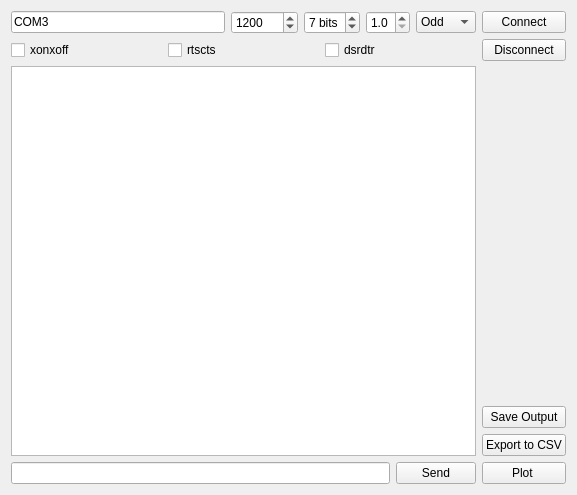
Qt form grom/rs232Widget/rs232Skeleton.ui (hovo1990/GROM) before a commit.
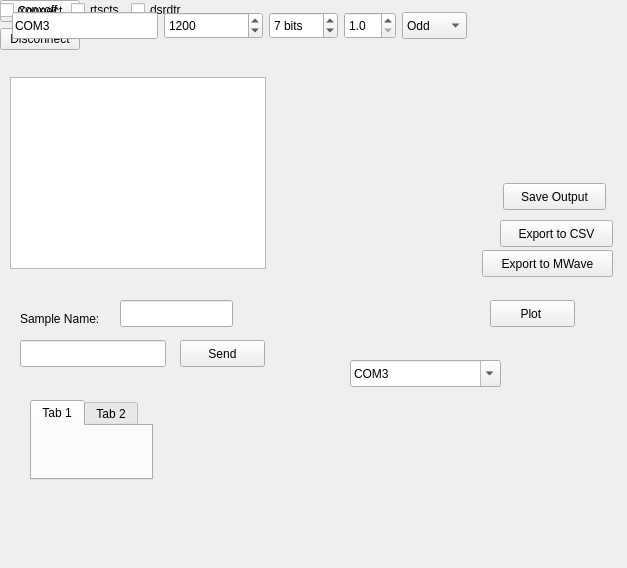
The same form after that commit.

Commit message: MRC mWave export functionality

```diff
--- a/grom/rs232Widget/rs232Skeleton.ui
+++ b/grom/rs232Widget/rs232Skeleton.ui
@@ -6,8 +6,8 @@
    <rect>
     <x>0</x>
     <y>0</y>
-    <width>577</width>
-    <height>495</height>
+    <width>627</width>
+    <height>568</height>
    </rect>
   </property>
   <property name="windowTitle">
@@ -16,214 +16,328 @@
   <property name="toolTip">
    <string>Enable hardware (DSR/DTR) flow control.</string>
   </property>
-  <layout class="QHBoxLayout" name="horizontalLayout">
+  <widget class="QPushButton" name="exportMWaveButton">
+   <property name="geometry">
+    <rect>
+     <x>482</x>
+     <y>250</y>
+     <width>131</width>
+     <height>27</height>
+    </rect>
+   </property>
+   <property name="text">
+    <string>Export to MWave</string>
+   </property>
+  </widget>
+  <widget class="QLabel" name="sampleNameLabel">
+   <property name="geometry">
+    <rect>
+     <x>20</x>
+     <y>310</y>
+     <width>101</width>
+     <height>17</height>
+    </rect>
+   </property>
+   <property name="text">
+    <string>Sample Name:</string>
+   </property>
+  </widget>
+  <widget class="QLineEdit" name="lineEdit">
+   <property name="geometry">
+    <rect>
+     <x>120</x>
+     <y>300</y>
+     <width>113</width>
+     <height>27</height>
+    </rect>
+   </property>
+  </widget>
+  <widget class="QComboBox" name="comboBox">
+   <property name="geometry">
+    <rect>
+     <x>350</x>
+     <y>360</y>
+     <width>151</width>
+     <height>27</height>
+    </rect>
+   </property>
+   <property name="editable">
+    <bool>true</bool>
+   </property>
    <item>
-    <layout class="QVBoxLayout" name="verticalLayout">
-     <item>
-      <layout class="QVBoxLayout" name="paramVerticalLayout">
-       <item>
-        <layout class="QHBoxLayout" name="paramLayout">
-         <item>
-          <widget class="QLineEdit" name="portName">
-           <property name="toolTip">
-            <string>Device name or port number number</string>
-           </property>
-           <property name="text">
-            <string>COM3</string>
-           </property>
-          </widget>
-         </item>
-         <item>
-          <widget class="QSpinBox" name="baudrateSpinbox">
-           <property name="toolTip">
-            <string> Baud rate such as 9600 or 115200 etc</string>
-           </property>
-           <property name="maximum">
-            <number>30000000</number>
-           </property>
-           <property name="value">
-            <number>1200</number>
-           </property>
-          </widget>
-         </item>
-         <item>
-          <widget class="QSpinBox" name="bytesizeSpinbox">
-           <property name="toolTip">
-            <string>Number of data bits. Possible values: FIVEBITS, SIXBITS, SEVENBITS, EIGHTBITS</string>
-           </property>
-           <property name="suffix">
-            <string> bits</string>
-           </property>
-           <property name="prefix">
-            <string/>
-           </property>
-           <property name="minimum">
-            <number>5</number>
-           </property>
-           <property name="maximum">
-            <number>8</number>
-           </property>
-           <property name="value">
-            <number>7</number>
-           </property>
-          </widget>
-         </item>
-         <item>
-          <widget class="QDoubleSpinBox" name="stopBitsSpinBox">
-           <property name="toolTip">
-            <string>Number of stop bits. Possible values: STOPBITS_ONE, STOPBITS_ONE_POINT_FIVE, STOPBITS_TWO</string>
-           </property>
-           <property name="decimals">
-            <number>1</number>
-           </property>
-           <property name="minimum">
-            <double>1.000000000000000</double>
-           </property>
-           <property name="maximum">
-            <double>2.000000000000000</double>
-           </property>
-           <property name="singleStep">
-            <double>0.500000000000000</double>
-           </property>
-          </widget>
-         </item>
-         <item>
-          <widget class="QComboBox" name="parityComboBox">
-           <item>
-            <property name="text">
-             <string>Odd</string>
-            </property>
-           </item>
-           <item>
-            <property name="text">
-             <string>Even</string>
-            </property>
-           </item>
-           <item>
-            <property name="text">
-             <string>None</string>
-            </property>
-           </item>
-          </widget>
-         </item>
-        </layout>
-       </item>
-       <item>
-        <layout class="QHBoxLayout" name="flowControlLayout">
-         <item>
-          <widget class="QCheckBox" name="checkBox">
-           <property name="toolTip">
-            <string>Enable software flow control.</string>
-           </property>
-           <property name="text">
-            <string>xonxoff</string>
-           </property>
-          </widget>
-         </item>
-         <item>
-          <widget class="QCheckBox" name="checkBox_2">
-           <property name="toolTip">
-            <string>Enable hardware (RTS/CTS) flow control.</string>
-           </property>
-           <property name="text">
-            <string>rtscts</string>
-           </property>
-          </widget>
-         </item>
-         <item>
-          <widget class="QCheckBox" name="checkBox_3">
-           <property name="toolTip">
-            <string>Enable hardware (DSR/DTR) flow control.</string>
-           </property>
-           <property name="text">
-            <string>dsrdtr</string>
-           </property>
-          </widget>
-         </item>
-        </layout>
-       </item>
-      </layout>
-     </item>
-     <item>
-      <widget class="QPlainTextEdit" name="outputText"/>
-     </item>
-     <item>
-      <layout class="QHBoxLayout" name="sendCommandLayout">
-       <item>
-        <widget class="QLineEdit" name="commandEdit"/>
-       </item>
-       <item>
-        <widget class="QPushButton" name="commandSendButton">
-         <property name="text">
-          <string>Send</string>
-         </property>
-        </widget>
-       </item>
-      </layout>
-     </item>
-    </layout>
+    <property name="text">
+     <string>COM3</string>
+    </property>
    </item>
    <item>
-    <layout class="QVBoxLayout" name="verticalLayout_2">
-     <item>
-      <layout class="QVBoxLayout" name="connectionLayout">
-       <item>
-        <widget class="QPushButton" name="connectButton">
-         <property name="text">
-          <string>Connect</string>
-         </property>
-        </widget>
-       </item>
-       <item>
-        <widget class="QPushButton" name="disconnectButton">
-         <property name="text">
-          <string>Disconnect</string>
-         </property>
-        </widget>
-       </item>
-      </layout>
-     </item>
-     <item>
-      <spacer name="verticalSpacer">
-       <property name="orientation">
-        <enum>Qt::Vertical</enum>
-       </property>
-       <property name="sizeHint" stdset="0">
-        <size>
-         <width>20</width>
-         <height>98</height>
-        </size>
-       </property>
-      </spacer>
-     </item>
-     <item>
-      <layout class="QVBoxLayout" name="toolsLayout">
-       <item>
-        <widget class="QPushButton" name="saveOutputButton">
-         <property name="text">
-          <string>Save Output</string>
-         </property>
-        </widget>
-       </item>
-       <item>
-        <widget class="QPushButton" name="exportCSVButton">
-         <property name="text">
-          <string>Export to CSV</string>
-         </property>
-        </widget>
-       </item>
-       <item>
-        <widget class="QPushButton" name="plotButton">
-         <property name="text">
-          <string>Plot </string>
-         </property>
-        </widget>
-       </item>
-      </layout>
-     </item>
-    </layout>
+    <property name="text">
+     <string>deb/USB</string>
+    </property>
    </item>
-  </layout>
+  </widget>
+  <widget class="QTabWidget" name="tabWidget">
+   <property name="geometry">
+    <rect>
+     <x>30</x>
+     <y>400</y>
+     <width>123</width>
+     <height>80</height>
+    </rect>
+   </property>
+   <widget class="QWidget" name="tab">
+    <attribute name="title">
+     <string>Tab 1</string>
+    </attribute>
+   </widget>
+   <widget class="QWidget" name="tab_2">
+    <attribute name="title">
+     <string>Tab 2</string>
+    </attribute>
+   </widget>
+  </widget>
+  <widget class="QWidget" name="">
+   <layout class="QVBoxLayout" name="connectionLayout">
+    <item>
+     <widget class="QPushButton" name="connectButton">
+      <property name="text">
+       <string>Connect</string>
+      </property>
+     </widget>
+    </item>
+    <item>
+     <widget class="QPushButton" name="disconnectButton">
+      <property name="text">
+       <string>Disconnect</string>
+      </property>
+     </widget>
+    </item>
+   </layout>
+  </widget>
+  <widget class="QPushButton" name="saveOutputButton">
+   <property name="geometry">
+    <rect>
+     <x>503</x>
+     <y>183</y>
+     <width>103</width>
+     <height>27</height>
+    </rect>
+   </property>
+   <property name="text">
+    <string>Save Output</string>
+   </property>
+  </widget>
+  <widget class="QPushButton" name="exportCSVButton">
+   <property name="geometry">
+    <rect>
+     <x>500</x>
+     <y>220</y>
+     <width>113</width>
+     <height>27</height>
+    </rect>
+   </property>
+   <property name="text">
+    <string>Export to CSV</string>
+   </property>
+  </widget>
+  <widget class="QPushButton" name="plotButton">
+   <property name="geometry">
+    <rect>
+     <x>490</x>
+     <y>300</y>
+     <width>85</width>
+     <height>27</height>
+    </rect>
+   </property>
+   <property name="text">
+    <string>Plot </string>
+   </property>
+  </widget>
+  <widget class="QPlainTextEdit" name="outputText">
+   <property name="geometry">
+    <rect>
+     <x>10</x>
+     <y>77</y>
+     <width>256</width>
+     <height>192</height>
+    </rect>
+   </property>
+  </widget>
+  <widget class="QPushButton" name="commandSendButton">
+   <property name="geometry">
+    <rect>
+     <x>180</x>
+     <y>340</y>
+     <width>85</width>
+     <height>27</height>
+    </rect>
+   </property>
+   <property name="text">
+    <string>Send</string>
+   </property>
+  </widget>
+  <widget class="QLineEdit" name="commandEdit">
+   <property name="geometry">
+    <rect>
+     <x>20</x>
+     <y>340</y>
+     <width>146</width>
+     <height>27</height>
+    </rect>
+   </property>
+  </widget>
+  <widget class="QWidget" name="">
+   <layout class="QHBoxLayout" name="flowControlLayout">
+    <item>
+     <widget class="QCheckBox" name="checkBox">
+      <property name="toolTip">
+       <string>Enable software flow control.</string>
+      </property>
+      <property name="text">
+       <string>xonxoff</string>
+      </property>
+     </widget>
+    </item>
+    <item>
+     <widget class="QCheckBox" name="checkBox_2">
+      <property name="toolTip">
+       <string>Enable hardware (RTS/CTS) flow control.</string>
+      </property>
+      <property name="text">
+       <string>rtscts</string>
+      </property>
+     </widget>
+    </item>
+    <item>
+     <widget class="QCheckBox" name="checkBox_3">
+      <property name="toolTip">
+       <string>Enable hardware (DSR/DTR) flow control.</string>
+      </property>
+      <property name="text">
+       <string>dsrdtr</string>
+      </property>
+     </widget>
+    </item>
+   </layout>
+  </widget>
+  <widget class="QComboBox" name="parityComboBox">
+   <property name="geometry">
+    <rect>
+     <x>402</x>
+     <y>12</y>
+     <width>65</width>
+     <height>27</height>
+    </rect>
+   </property>
+   <item>
+    <property name="text">
+     <string>Odd</string>
+    </property>
+   </item>
+   <item>
+    <property name="text">
+     <string>Even</string>
+    </property>
+   </item>
+   <item>
+    <property name="text">
+     <string>None</string>
+    </property>
+   </item>
+  </widget>
+  <widget class="QDoubleSpinBox" name="stopBitsSpinBox">
+   <property name="geometry">
+    <rect>
+     <x>344</x>
+     <y>12</y>
+     <width>52</width>
+     <height>27</height>
+    </rect>
+   </property>
+   <property name="toolTip">
+    <string>Number of stop bits. Possible values: STOPBITS_ONE, STOPBITS_ONE_POINT_FIVE, STOPBITS_TWO</string>
+   </property>
+   <property name="decimals">
+    <number>1</number>
+   </property>
+   <property name="minimum">
+    <double>1.000000000000000</double>
+   </property>
+   <property name="maximum">
+    <double>2.000000000000000</double>
+   </property>
+   <property name="singleStep">
+    <double>0.500000000000000</double>
+   </property>
+  </widget>
+  <widget class="QSpinBox" name="bytesizeSpinbox">
+   <property name="geometry">
+    <rect>
+     <x>269</x>
+     <y>12</y>
+     <width>69</width>
+     <height>27</height>
+    </rect>
+   </property>
+   <property name="toolTip">
+    <string>Number of data bits. Possible values: FIVEBITS, SIXBITS, SEVENBITS, EIGHTBITS</string>
+   </property>
+   <property name="suffix">
+    <string> bits</string>
+   </property>
+   <property name="prefix">
+    <string/>
+   </property>
+   <property name="minimum">
+    <number>5</number>
+   </property>
+   <property name="maximum">
+    <number>8</number>
+   </property>
+   <property name="value">
+    <number>7</number>
+   </property>
+  </widget>
+  <widget class="QSpinBox" name="baudrateSpinbox">
+   <property name="geometry">
+    <rect>
+     <x>164</x>
+     <y>12</y>
+     <width>99</width>
+     <height>27</height>
+    </rect>
+   </property>
+   <property name="toolTip">
+    <string> Baud rate such as 9600 or 115200 etc</string>
+   </property>
+   <property name="maximum">
+    <number>30000000</number>
+   </property>
+   <property name="value">
+    <number>1200</number>
+   </property>
+  </widget>
+  <widget class="QLineEdit" name="portName">
+   <property name="geometry">
+    <rect>
+     <x>12</x>
+     <y>12</y>
+     <width>146</width>
+     <height>27</height>
+    </rect>
+   </property>
+   <property name="toolTip">
+    <string>Device name or port number number</string>
+   </property>
+   <property name="text">
+    <string>COM3</string>
+   </property>
+  </widget>
+  <zorder>plotButton</zorder>
+  <zorder>exportMWaveButton</zorder>
+  <zorder>sampleNameLabel</zorder>
+  <zorder>lineEdit</zorder>
+  <zorder>comboBox</zorder>
+  <zorder>tabWidget</zorder>
  </widget>
  <resources/>
  <connections/>
```
The commit also changes 5 other files.
